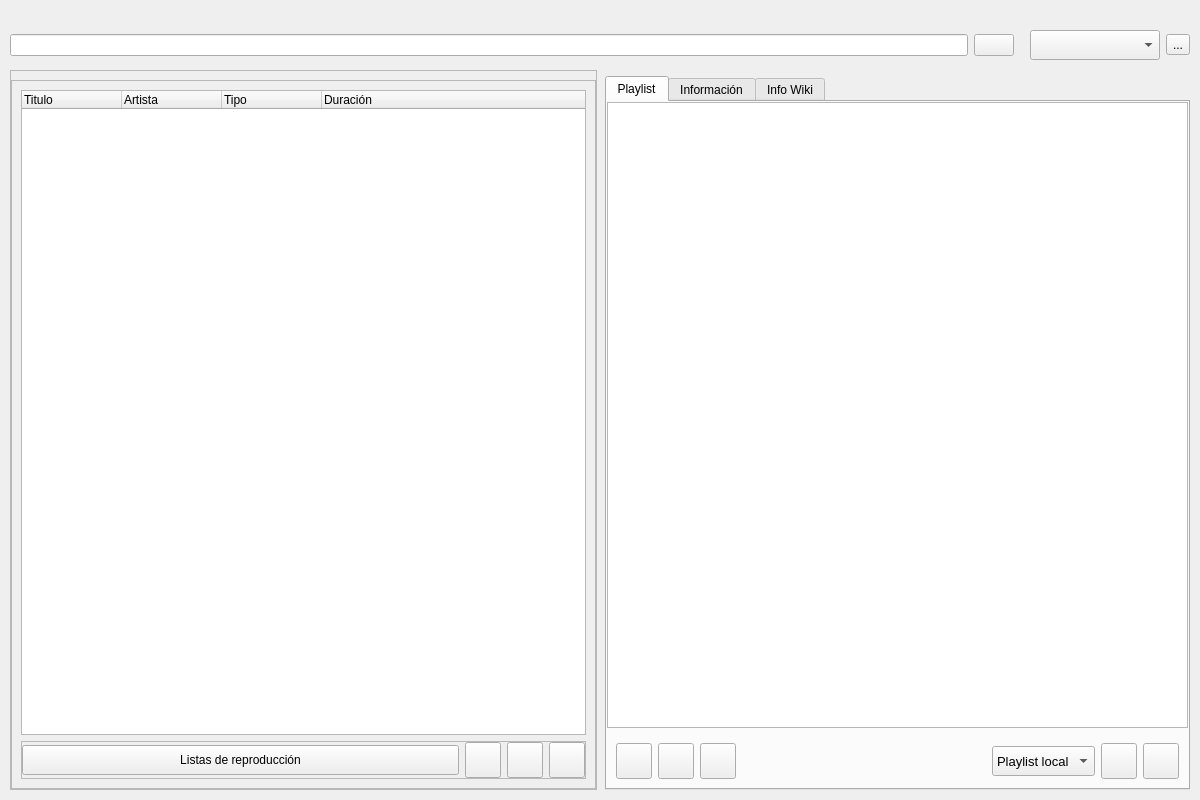
Qt form ui/url_player.ui (volteret4/mfuz) before a commit.
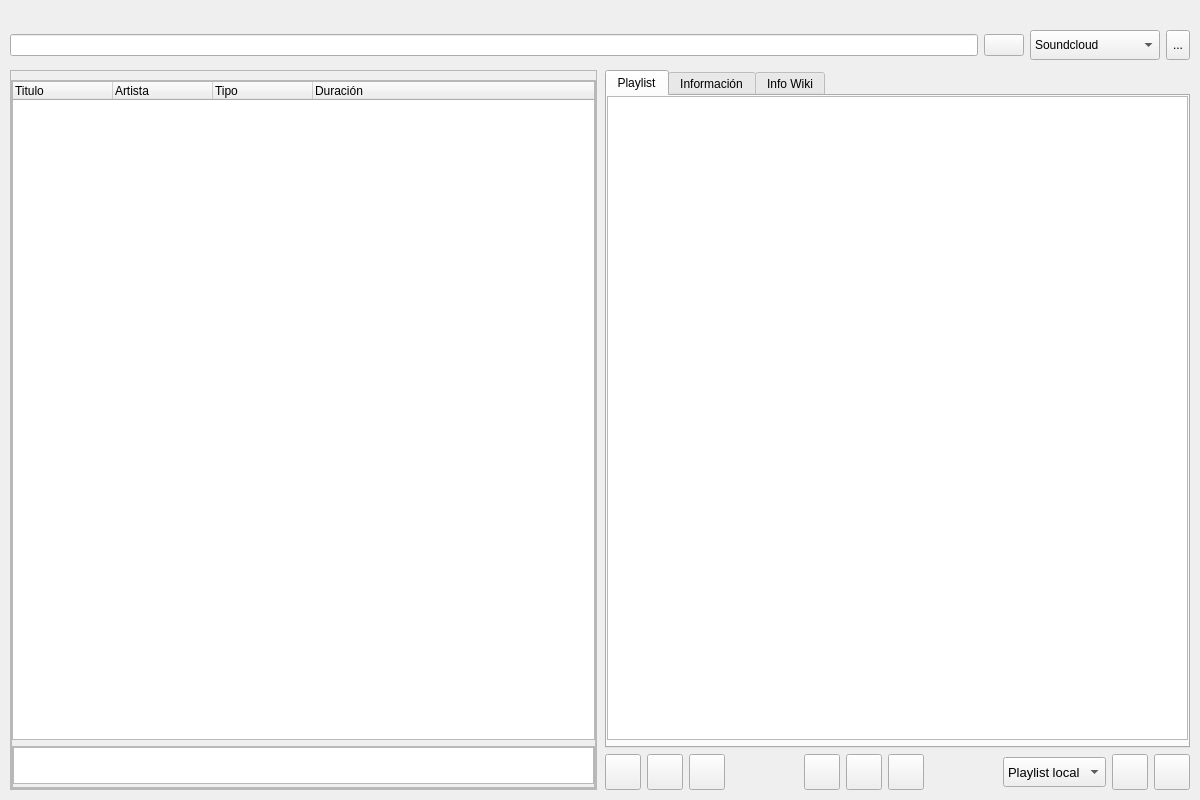
The same form after that commit. The open tabs and pages were chosen to show the change. Icons and pictures are not drawn.

Patch:
```diff
--- a/ui/url_player.ui
+++ b/ui/url_player.ui
@@ -203,22 +203,6 @@
         </property>
        </widget>
       </item>
-      <item>
-       <spacer name="horizontalSpacer">
-        <property name="orientation">
-         <enum>Qt::Orientation::Horizontal</enum>
-        </property>
-        <property name="sizeType">
-         <enum>QSizePolicy::Policy::Maximum</enum>
-        </property>
-        <property name="sizeHint" stdset="0">
-         <size>
-          <width>10</width>
-          <height>20</height>
-         </size>
-        </property>
-       </spacer>
-      </item>
       <item>
        <widget class="QComboBox" name="servicios">
         <property name="minimumSize">
@@ -242,10 +226,36 @@
           <height>20</height>
          </size>
         </property>
+        <item>
+         <property name="text">
+          <string>Soundcloud</string>
+         </property>
+        </item>
+        <item>
+         <property name="text">
+          <string>Youtube</string>
+         </property>
+        </item>
+        <item>
+         <property name="text">
+          <string>Bandcamp</string>
+         </property>
+        </item>
+        <item>
+         <property name="text">
+          <string>Spotify</string>
+         </property>
+        </item>
        </widget>
       </item>
       <item>
        <widget class="QToolButton" name="ajustes_avanzados">
+        <property name="minimumSize">
+         <size>
+          <width>0</width>
+          <height>30</height>
+         </size>
+        </property>
         <property name="text">
          <string>...</string>
         </property>
@@ -320,6 +330,21 @@
             <enum>QFrame::Shadow::Raised</enum>
            </property>
            <layout class="QVBoxLayout" name="verticalLayout_15">
+            <property name="spacing">
+             <number>6</number>
+            </property>
+            <property name="leftMargin">
+             <number>0</number>
+            </property>
+            <property name="topMargin">
+             <number>0</number>
+            </property>
+            <property name="rightMargin">
+             <number>0</number>
+            </property>
+            <property name="bottomMargin">
+             <number>0</number>
+            </property>
             <item>
              <widget class="QTreeWidget" name="treeWidget">
               <property name="frameShape">
@@ -529,7 +554,7 @@
                  </widget>
                  <widget class="QWidget" name="unified_page_stacked">
                   <property name="sizePolicy">
-                   <sizepolicy hsizetype="Preferred" vsizetype="Minimum">
+                   <sizepolicy hsizetype="Fixed" vsizetype="Minimum">
                     <horstretch>0</horstretch>
                     <verstretch>0</verstretch>
                    </sizepolicy>
@@ -549,6 +574,12 @@
                    </property>
                    <item>
                     <widget class="QWidget" name="unified_page" native="true">
+                     <property name="sizePolicy">
+                      <sizepolicy hsizetype="Fixed" vsizetype="Preferred">
+                       <horstretch>0</horstretch>
+                       <verstretch>0</verstretch>
+                      </sizepolicy>
+                     </property>
                      <layout class="QHBoxLayout" name="horizontalLayout_7">
                       <property name="leftMargin">
                        <number>0</number>
@@ -589,113 +620,50 @@
                    </item>
                   </layout>
                  </widget>
-                </widget>
-               </item>
-               <item>
-                <widget class="QPushButton" name="addButton">
-                 <property name="minimumSize">
-                  <size>
-                   <width>36</width>
-                   <height>36</height>
-                  </size>
-                 </property>
-                 <property name="maximumSize">
-                  <size>
-                   <width>36</width>
-                   <height>36</height>
-                  </size>
-                 </property>
-                 <property name="font">
-                  <font>
-                   <family>Segoe UI</family>
-                   <pointsize>10</pointsize>
-                   <bold>true</bold>
-                  </font>
-                 </property>
-                 <property name="cursor">
-                  <cursorShape>PointingHandCursor</cursorShape>
-                 </property>
-                 <property name="toolTip">
-                  <string>Añadir al creador de playlists</string>
-                 </property>
-                 <property name="text">
-                  <string/>
-                 </property>
-                 <property name="icon">
-                  <iconset resource="../images.qrc">
-                   <normaloff>:/services/addstar</normaloff>:/services/addstar</iconset>
-                 </property>
-                 <property name="iconSize">
-                  <size>
-                   <width>30</width>
-                   <height>30</height>
-                  </size>
-                 </property>
-                </widget>
-               </item>
+                 <widget class="QWidget" name="busqueda_page_stacked">
+                  <layout class="QHBoxLayout" name="horizontalLayout_12">
+                   <property name="leftMargin">
+                    <number>0</number>
+                   </property>
+                   <property name="topMargin">
+                    <number>0</number>
+                   </property>
+                   <property name="rightMargin">
+                    <number>0</number>
+                   </property>
+                   <property name="bottomMargin">
+                    <number>0</number>
+                   </property>
+                   <item>
+                    <widget class="QWidget" name="busqueda_widget" native="true">
+                     <layout class="QHBoxLayout" name="horizontalLayout_13">
+                      <property name="spacing">
+                       <number>0</number>
+                      </property>
+                      <property name="leftMargin">
+                       <number>0</number>
+                      </property>
+                      <property name="topMargin">
+                       <number>0</number>
+                      </property>
+                      <property name="rightMargin">
+                       <number>0</number>
+                      </property>
+                      <property name="bottomMargin">
+                       <number>3</number>
+                      </property>
                <item>
-                <widget class="QPushButton" name="mark_as_listened_button">
-                 <property name="maximumSize">
-                  <size>
-                   <width>36</width>
-                   <height>36</height>
-                  </size>
-                 </property>
-                 <property name="text">
-                  <string/>
-                 </property>
-                 <property name="icon">
-                  <iconset resource="../images.qrc">
-                   <normaloff>:/services/succes</normaloff>:/services/succes</iconset>
-                 </property>
-                 <property name="iconSize">
-                  <size>
-                   <width>30</width>
-                   <height>30</height>
-                  </size>
-                 </property>
-                </widget>
-               </item>
-               <item>
-                <widget class="QPushButton" name="delButton">
-                 <property name="minimumSize">
-                  <size>
-                   <width>0</width>
-                   <height>0</height>
-                  </size>
-                 </property>
-                 <property name="maximumSize">
-                  <size>
-                   <width>36</width>
-                   <height>36</height>
-                  </size>
-                 </property>
-                 <property name="font">
-                  <font>
-                   <family>Segoe UI</family>
-                   <pointsize>10</pointsize>
-                   <bold>true</bold>
-                  </font>
-                 </property>
-                 <property name="cursor">
-                  <cursorShape>PointingHandCursor</cursorShape>
-                 </property>
-                 <property name="toolTip">
-                  <string>Eliminar del creador de playlists</string>
-                 </property>
-                 <property name="text">
-                  <string/>
-                 </property>
-                 <property name="icon">
-                  <iconset resource="../images.qrc">
-                   <normaloff>:/services/b_minus_star</normaloff>:/services/b_minus_star</iconset>
-                 </property>
-                 <property name="iconSize">
-                  <size>
-                   <width>30</width>
-                   <height>30</height>
-                  </size>
-                 </property>
+                       <widget class="QTextEdit" name="busqueda_textedit">
+                        <property name="verticalScrollBarPolicy">
+                         <enum>Qt::ScrollBarPolicy::ScrollBarAlwaysOff</enum>
+                        </property>
+                       </widget>
+                      </item>
+                     </layout>
+                    </widget>
+                   </item>
+                  </layout>
+                 </widget>
                 </widget>
                </item>
               </layout>
@@ -770,45 +738,6 @@
             <property name="bottomMargin">
              <number>0</number>
             </property>
-           </layout>
-          </widget>
-         </item>
-         <item>
-          <widget class="QFrame" name="info_panel">
-           <property name="styleSheet">
-            <string notr="true">            QFrame {{
-                border: none
-                border-radius: 3px;
-            }}
-            QTabWidget::pane {{
-				border: none;
-			}}
-			QWidget {{
-			border: none
-			}}</string>
-           </property>
-           <property name="frameShape">
-            <enum>QFrame::Shape::NoFrame</enum>
-           </property>
-           <property name="frameShadow">
-            <enum>QFrame::Shadow::Plain</enum>
-           </property>
-           <property name="lineWidth">
-            <number>0</number>
-           </property>
-           <layout class="QVBoxLayout" name="verticalLayout_4">
-            <property name="leftMargin">
-             <number>0</number>
-            </property>
-            <property name="topMargin">
-             <number>0</number>
-            </property>
-            <property name="rightMargin">
-             <number>0</number>
-            </property>
-            <property name="bottomMargin">
-             <number>0</number>
-            </property>
             <item>
              <widget class="QTabWidget" name="tabWidget">
               <property name="styleSheet">
@@ -865,8 +794,8 @@
                     <rect>
                      <x>0</x>
                      <y>0</y>
-                     <width>557</width>
-                     <height>625</height>
+                     <width>581</width>
+                     <height>643</height>
                     </rect>
                    </property>
                    <layout class="QVBoxLayout" name="verticalLayout_16">
@@ -934,8 +863,378 @@
                    <number>0</number>
                   </property>
                   <layout class="QHBoxLayout" name="horizontalLayout_3">
+                   <property name="leftMargin">
+                    <number>0</number>
+                   </property>
+                   <property name="topMargin">
+                    <number>0</number>
+                   </property>
+                   <property name="rightMargin">
+                    <number>0</number>
+                   </property>
                    <property name="bottomMargin">
-                    <number>9</number>
+                    <number>0</number>
+                   </property>
+                  </layout>
+                 </widget>
+                </item>
+               </layout>
+              </widget>
+              <widget class="QWidget" name="info_text">
+               <property name="styleSheet">
+                <string notr="true">            QFrame {{
+                border: none
+                border-radius: 3px;
+            }}</string>
+               </property>
+               <attribute name="title">
+                <string>Información</string>
+               </attribute>
+               <layout class="QVBoxLayout" name="verticalLayout_7">
+                <property name="leftMargin">
+                 <number>0</number>
+                </property>
+                <property name="topMargin">
+                 <number>0</number>
+                </property>
+                <property name="rightMargin">
+                 <number>0</number>
+                </property>
+                <property name="bottomMargin">
+                 <number>0</number>
+                </property>
+                <item>
+                 <widget class="QScrollArea" name="scrollArea">
+                  <property name="frameShape">
+                   <enum>QFrame::Shape::NoFrame</enum>
+                  </property>
+                  <property name="lineWidth">
+                   <number>0</number>
+                  </property>
+                  <property name="widgetResizable">
+                   <bool>true</bool>
+                  </property>
+                  <widget class="QWidget" name="scrollAreaWidgetContents">
+                   <property name="geometry">
+                    <rect>
+                     <x>0</x>
+                     <y>0</y>
+                     <width>581</width>
+                     <height>649</height>
+                    </rect>
+                   </property>
+                   <property name="styleSheet">
+                    <string notr="true">            QFrame {{
+                border: none
+                border-radius: 3px;
+            }}</string>
+                   </property>
+                   <layout class="QVBoxLayout" name="verticalLayout_8">
+                    <property name="leftMargin">
+                     <number>0</number>
+                    </property>
+                    <property name="topMargin">
+                     <number>0</number>
+                    </property>
+                    <property name="rightMargin">
+                     <number>0</number>
+                    </property>
+                    <property name="bottomMargin">
+                     <number>0</number>
+                    </property>
+                    <item>
+                     <widget class="QTextEdit" name="textEdit">
+                      <property name="frameShape">
+                       <enum>QFrame::Shape::StyledPanel</enum>
+                      </property>
+                      <property name="frameShadow">
+                       <enum>QFrame::Shadow::Plain</enum>
+                      </property>
+                      <property name="lineWidth">
+                       <number>0</number>
+                      </property>
+                      <property name="placeholderText">
+                       <string>En esta pestaña se mostrará un log sobre la búsqueda y reproducción de elementos en esta ventana</string>
+                      </property>
+                     </widget>
+                    </item>
+                   </layout>
+                  </widget>
+                 </widget>
+                </item>
+               </layout>
+              </widget>
+              <widget class="QWidget" name="info_wiki">
+               <attribute name="title">
+                <string>Info Wiki</string>
+               </attribute>
+               <layout class="QVBoxLayout" name="verticalLayout_3">
+                <property name="leftMargin">
+                 <number>0</number>
+                </property>
+                <property name="topMargin">
+                 <number>0</number>
+                </property>
+                <property name="rightMargin">
+                 <number>0</number>
+                </property>
+                <property name="bottomMargin">
+                 <number>0</number>
+                </property>
+                <item>
+                 <widget class="QScrollArea" name="info_wiki_scroll">
+                  <property name="widgetResizable">
+                   <bool>true</bool>
+                  </property>
+                  <widget class="QWidget" name="scrollAreaWidgetContents_2">
+                   <property name="geometry">
+                    <rect>
+                     <x>0</x>
+                     <y>0</y>
+                     <width>581</width>
+                     <height>649</height>
+                    </rect>
+                   </property>
+                   <layout class="QVBoxLayout" name="verticalLayout_9">
+                    <property name="leftMargin">
+                     <number>0</number>
+                    </property>
+                    <property name="topMargin">
+                     <number>0</number>
+                    </property>
+                    <property name="rightMargin">
+                     <number>0</number>
+                    </property>
+                    <property name="bottomMargin">
+                     <number>0</number>
+                    </property>
+                    <item>
+                     <widget class="QTextEdit" name="info_wiki_textedit">
+                      <property name="readOnly">
+                       <bool>true</bool>
+                      </property>
+                      <property name="textInteractionFlags">
+                       <set>Qt::TextInteractionFlag::LinksAccessibleByKeyboard|Qt::TextInteractionFlag::LinksAccessibleByMouse|Qt::TextInteractionFlag::TextBrowserInteraction|Qt::TextInteractionFlag::TextSelectableByKeyboard|Qt::TextInteractionFlag::TextSelectableByMouse</set>
+                      </property>
+                      <property name="placeholderText">
+                       <string>Aqui se mostrará información sobre el elemento buscado</string>
+                      </property>
+                     </widget>
+                    </item>
+                   </layout>
+                  </widget>
+                 </widget>
+                </item>
+               </layout>
+              </widget>
+             </widget>
+            </item>
+           </layout>
+          </widget>
+         </item>
+         <item>
+          <widget class="QFrame" name="info_panel">
+           <property name="styleSheet">
+            <string notr="true">            QFrame {{
+                border: none
+                border-radius: 3px;
+            }}
+            QTabWidget::pane {{
+				border: none;
+			}}
+			QWidget {{
+			border: none
+			}}</string>
+           </property>
+           <property name="frameShape">
+            <enum>QFrame::Shape::NoFrame</enum>
+           </property>
+           <property name="frameShadow">
+            <enum>QFrame::Shadow::Plain</enum>
+           </property>
+           <property name="lineWidth">
+            <number>0</number>
+           </property>
+           <layout class="QVBoxLayout" name="verticalLayout_4">
+            <property name="leftMargin">
+             <number>0</number>
+            </property>
+            <property name="topMargin">
+             <number>0</number>
+            </property>
+            <property name="rightMargin">
+             <number>0</number>
+            </property>
+            <property name="bottomMargin">
+             <number>0</number>
+            </property>
+            <item>
+             <widget class="QWidget" name="widget_2" native="true">
+              <layout class="QHBoxLayout" name="horizontalLayout_11">
+               <property name="leftMargin">
+                <number>0</number>
+               </property>
+               <property name="topMargin">
+                <number>0</number>
+               </property>
+               <property name="rightMargin">
+                <number>0</number>
+               </property>
+               <property name="bottomMargin">
+                <number>0</number>
+               </property>
+               <item>
+                <widget class="QWidget" name="widget" native="true">
+                 <layout class="QHBoxLayout" name="horizontalLayout_8">
+                  <property name="leftMargin">
+                   <number>0</number>
+                  </property>
+                  <property name="topMargin">
+                   <number>0</number>
+                  </property>
+                  <property name="rightMargin">
+                   <number>0</number>
+                  </property>
+                  <property name="bottomMargin">
+                   <number>0</number>
+                  </property>
+                  <item>
+                   <widget class="QPushButton" name="mark_as_listened_button">
+                    <property name="maximumSize">
+                     <size>
+                      <width>36</width>
+                      <height>36</height>
+                     </size>
+                    </property>
+                    <property name="text">
+                     <string/>
+                    </property>
+                    <property name="icon">
+                     <iconset resource="../images.qrc">
+                      <normaloff>:/services/succes</normaloff>:/services/succes</iconset>
+                    </property>
+                    <property name="iconSize">
+                     <size>
+                      <width>30</width>
+                      <height>30</height>
+                     </size>
+                    </property>
+                   </widget>
+                  </item>
+                  <item>
+                   <widget class="QPushButton" name="addButton">
+                    <property name="minimumSize">
+                     <size>
+                      <width>36</width>
+                      <height>36</height>
+                     </size>
+                    </property>
+                    <property name="maximumSize">
+                     <size>
+                      <width>36</width>
+                      <height>36</height>
+                     </size>
+                    </property>
+                    <property name="font">
+                     <font>
+                      <family>Segoe UI</family>
+                      <pointsize>10</pointsize>
+                      <bold>true</bold>
+                     </font>
+                    </property>
+                    <property name="cursor">
+                     <cursorShape>PointingHandCursor</cursorShape>
+                    </property>
+                    <property name="toolTip">
+                     <string>Añadir al creador de playlists</string>
+                    </property>
+                    <property name="text">
+                     <string/>
+                    </property>
+                    <property name="icon">
+                     <iconset resource="../images.qrc">
+                      <normaloff>:/services/addstar</normaloff>:/services/addstar</iconset>
+                    </property>
+                    <property name="iconSize">
+                     <size>
+                      <width>30</width>
+                      <height>30</height>
+                     </size>
+                    </property>
+                   </widget>
+                  </item>
+                  <item>
+                   <widget class="QPushButton" name="delButton">
+                    <property name="minimumSize">
+                     <size>
+                      <width>0</width>
+                      <height>0</height>
+                     </size>
+                    </property>
+                    <property name="maximumSize">
+                     <size>
+                      <width>36</width>
+                      <height>36</height>
+                     </size>
+                    </property>
+                    <property name="font">
+                     <font>
+                      <family>Segoe UI</family>
+                      <pointsize>10</pointsize>
+                      <bold>true</bold>
+                     </font>
+                    </property>
+                    <property name="cursor">
+                     <cursorShape>PointingHandCursor</cursorShape>
+                    </property>
+                    <property name="toolTip">
+                     <string>Eliminar del creador de playlists</string>
+                    </property>
+                    <property name="text">
+                     <string/>
+                    </property>
+                    <property name="icon">
+                     <iconset resource="../images.qrc">
+                      <normaloff>:/services/b_minus_star</normaloff>:/services/b_minus_star</iconset>
+                    </property>
+                    <property name="iconSize">
+                     <size>
+                      <width>30</width>
+                      <height>30</height>
+                     </size>
+                    </property>
+                   </widget>
+                  </item>
+                  <item>
+                   <spacer name="horizontalSpacer_4">
+                    <property name="orientation">
+                     <enum>Qt::Orientation::Horizontal</enum>
+                    </property>
+                    <property name="sizeHint" stdset="0">
+                     <size>
+                      <width>40</width>
+                      <height>20</height>
+                     </size>
+                    </property>
+                   </spacer>
+                  </item>
+                 </layout>
+                </widget>
+               </item>
+               <item>
+                <widget class="QWidget" name="widget_3" native="true">
+                 <layout class="QHBoxLayout" name="horizontalLayout_9">
+                  <property name="leftMargin">
+                   <number>0</number>
+                  </property>
+                  <property name="topMargin">
+                   <number>0</number>
+                  </property>
+                  <property name="rightMargin">
+                   <number>0</number>
+                  </property>
+                  <property name="bottomMargin">
+                   <number>0</number>
                    </property>
                    <item>
                     <widget class="QPushButton" name="rewButton">
@@ -1069,7 +1368,7 @@
                     </widget>
                    </item>
                    <item>
-                    <spacer name="horizontalSpacer_4">
+                   <spacer name="horizontalSpacer_3">
                      <property name="orientation">
                       <enum>Qt::Orientation::Horizontal</enum>
                      </property>
@@ -1080,20 +1379,25 @@
                       </size>
                      </property>
                     </spacer>
+                  </item>
+                 </layout>
+                </widget>
                    </item>
                    <item>
-                    <spacer name="horizontalSpacer_2">
-                     <property name="orientation">
-                      <enum>Qt::Orientation::Horizontal</enum>
-                     </property>
-                     <property name="sizeHint" stdset="0">
-                      <size>
-                       <width>40</width>
-                       <height>20</height>
-                      </size>
-                     </property>
-                    </spacer>
-                   </item>
+                <widget class="QWidget" name="widget_4" native="true">
+                 <layout class="QHBoxLayout" name="horizontalLayout_10">
+                  <property name="leftMargin">
+                   <number>0</number>
+                  </property>
+                  <property name="topMargin">
+                   <number>0</number>
+                  </property>
+                  <property name="rightMargin">
+                   <number>0</number>
+                  </property>
+                  <property name="bottomMargin">
+                   <number>0</number>
+                  </property>
                    <item>
                     <widget class="QComboBox" name="guardar_playlist_comboBox">
                      <property name="minimumSize">
@@ -1202,154 +1506,6 @@
                  </widget>
                 </item>
                </layout>
-              </widget>
-              <widget class="QWidget" name="info_text">
-               <property name="styleSheet">
-                <string notr="true">            QFrame {{
-                border: none
-                border-radius: 3px;
-            }}</string>
-               </property>
-               <attribute name="title">
-                <string>Información</string>
-               </attribute>
-               <layout class="QVBoxLayout" name="verticalLayout_7">
-                <property name="leftMargin">
-                 <number>0</number>
-                </property>
-                <property name="topMargin">
-                 <number>0</number>
-                </property>
-                <property name="rightMargin">
-                 <number>0</number>
-                </property>
-                <property name="bottomMargin">
-                 <number>0</number>
-                </property>
-                <item>
-                 <widget class="QScrollArea" name="scrollArea">
-                  <property name="frameShape">
-                   <enum>QFrame::Shape::NoFrame</enum>
-                  </property>
-                  <property name="lineWidth">
-                   <number>0</number>
-                  </property>
-                  <property name="widgetResizable">
-                   <bool>true</bool>
-                  </property>
-                  <widget class="QWidget" name="scrollAreaWidgetContents">
-                   <property name="geometry">
-                    <rect>
-                     <x>0</x>
-                     <y>0</y>
-                     <width>557</width>
-                     <height>685</height>
-                    </rect>
-                   </property>
-                   <property name="styleSheet">
-                    <string notr="true">            QFrame {{
-                border: none
-                border-radius: 3px;
-            }}</string>
-                   </property>
-                   <layout class="QVBoxLayout" name="verticalLayout_8">
-                    <property name="leftMargin">
-                     <number>0</number>
-                    </property>
-                    <property name="topMargin">
-                     <number>0</number>
-                    </property>
-                    <property name="rightMargin">
-                     <number>0</number>
-                    </property>
-                    <property name="bottomMargin">
-                     <number>0</number>
-                    </property>
-                    <item>
-                     <widget class="QTextEdit" name="textEdit">
-                      <property name="frameShape">
-                       <enum>QFrame::Shape::StyledPanel</enum>
-                      </property>
-                      <property name="frameShadow">
-                       <enum>QFrame::Shadow::Plain</enum>
-                      </property>
-                      <property name="lineWidth">
-                       <number>0</number>
-                      </property>
-                      <property name="placeholderText">
-                       <string>En esta pestaña se mostrará un log sobre la búsqueda y reproducción de elementos en esta ventana</string>
-                      </property>
-                     </widget>
-                    </item>
-                   </layout>
-                  </widget>
-                 </widget>
-                </item>
-               </layout>
-              </widget>
-              <widget class="QWidget" name="info_wiki">
-               <attribute name="title">
-                <string>Info Wiki</string>
-               </attribute>
-               <layout class="QVBoxLayout" name="verticalLayout_3">
-                <property name="leftMargin">
-                 <number>0</number>
-                </property>
-                <property name="topMargin">
-                 <number>0</number>
-                </property>
-                <property name="rightMargin">
-                 <number>0</number>
-                </property>
-                <property name="bottomMargin">
-                 <number>0</number>
-                </property>
-                <item>
-                 <widget class="QScrollArea" name="info_wiki_scroll">
-                  <property name="widgetResizable">
-                   <bool>true</bool>
-                  </property>
-                  <widget class="QWidget" name="scrollAreaWidgetContents_2">
-                   <property name="geometry">
-                    <rect>
-                     <x>0</x>
-                     <y>0</y>
-                     <width>557</width>
-                     <height>685</height>
-                    </rect>
-                   </property>
-                   <layout class="QVBoxLayout" name="verticalLayout_9">
-                    <property name="leftMargin">
-                     <number>0</number>
-                    </property>
-                    <property name="topMargin">
-                     <number>0</number>
-                    </property>
-                    <property name="rightMargin">
-                     <number>0</number>
-                    </property>
-                    <property name="bottomMargin">
-                     <number>0</number>
-                    </property>
-                    <item>
-                     <widget class="QTextEdit" name="info_wiki_textedit">
-                      <property name="readOnly">
-                       <bool>true</bool>
-                      </property>
-                      <property name="textInteractionFlags">
-                       <set>Qt::TextInteractionFlag::LinksAccessibleByMouse|Qt::TextInteractionFlag::TextSelectableByMouse</set>
-                      </property>
-                      <property name="placeholderText">
-                       <string>Aqui se mostrará información sobre el elemento buscado</string>
-                      </property>
-                     </widget>
-                    </item>
-                   </layout>
-                  </widget>
-                 </widget>
-                </item>
-               </layout>
-              </widget>
              </widget>
             </item>
            </layout>
```
Left out of the diff: 25 changed lines with no effect on the pictures. Lines whose indentation alone changed are shown as unchanged.
